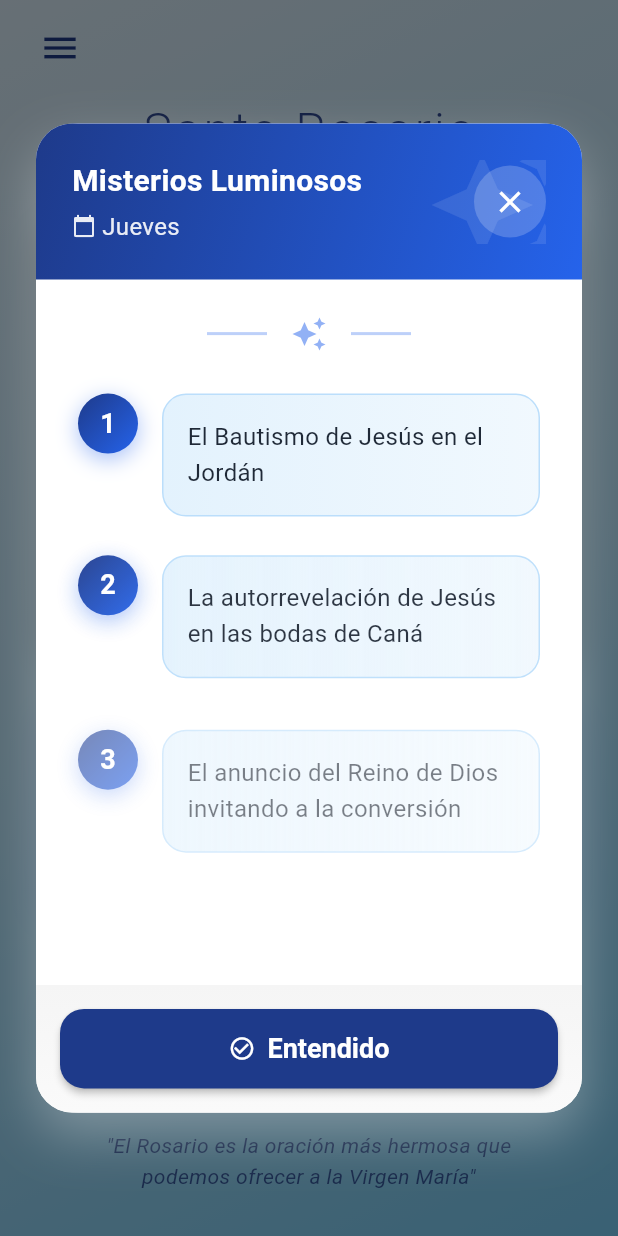
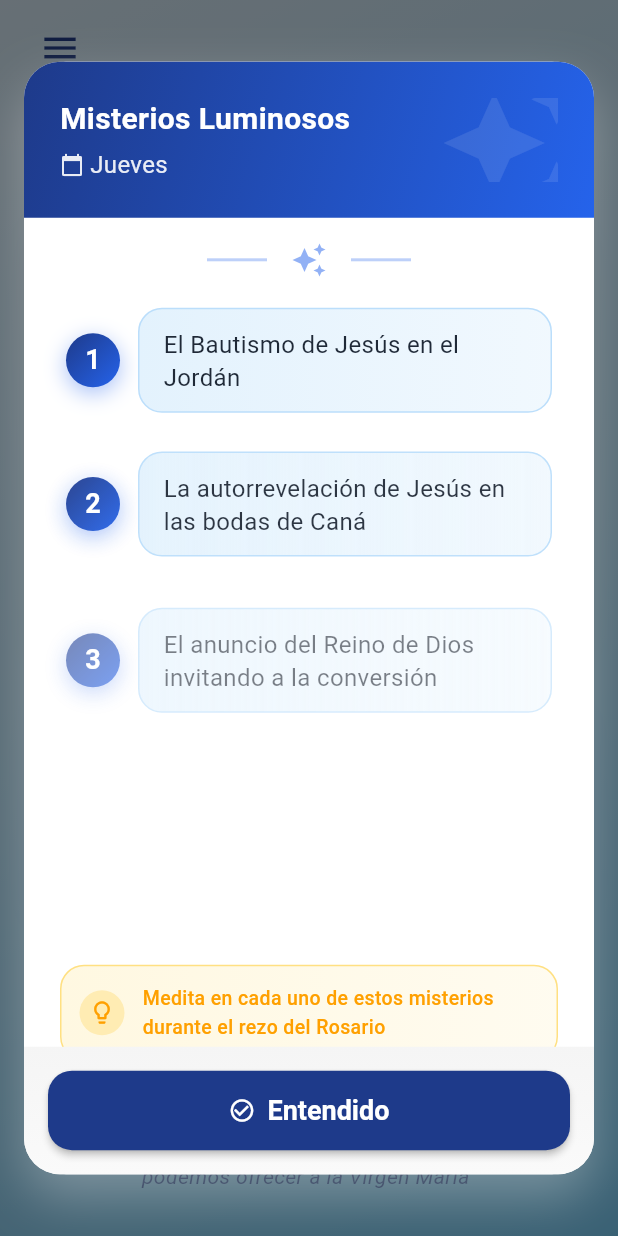
Before and after one commit to alejandrov1/app-resar-rosario, a Flutter app: the screen it shows after launch, after a tap on the "menu" icon, after a tap on "Misterios del día", on a phone screen of 412 x 824 dp. Run offline on Flutter 3.47's test engine with Material 3 defaults, Android fonts, the phone set to English and light mode, and no system bars.

Commit message:
Se agrego ajustes al menu de los misterios del día

```diff
--- a/lib/constants/app_theme.dart
+++ b/lib/constants/app_theme.dart
@@ -10,7 +10,6 @@ class AppTheme {
         primary: AppConstants.primaryBlue,
         secondary: AppConstants.secondaryBlue,
         surface: Colors.white,
-        background: Colors.white,
         error: Colors.red,
       ),
       elevatedButtonTheme: ElevatedButtonThemeData(
@@ -64,7 +63,6 @@ class AppTheme {
         primary: AppConstants.primaryBlue,
         secondary: AppConstants.secondaryBlue,
         surface: Color(0xFF1F2937),
-        background: Color(0xFF111827),
         error: Colors.red,
       ),
       elevatedButtonTheme: ElevatedButtonThemeData(
--- a/lib/l10n/app_localizations.dart
+++ b/lib/l10n/app_localizations.dart
@@ -67,7 +67,7 @@ class AppLocalizations {
 
   // Progreso
   String mysteryNumber(int current, int total) =>
-      '${current}° Misterio';
+      '$current° Misterio';
   String stepProgress(int current, int total) =>
       'Paso $current de $total';
   String hailMaryProgress(int current, int total) =>
--- a/lib/models/prayer_models.dart
+++ b/lib/models/prayer_models.dart
@@ -219,7 +219,7 @@ class PrayerData {
     Prayer(
       type: 'final',
       title: 'Dulce Madre',
-      text: 'Dulce Madre, no te alejes, tu vista de mí no apartes, ven conmigo a todas partes y solo/a nunca me dejes. Ya que proteges tanto como verdadera madre, haz que me bendiga.\nEl Padre, el Hijo y el Espíritu Santo.\Amén.',
+      text: 'Dulce Madre, no te alejes, tu vista de mí no apartes, ven conmigo a todas partes y solo/a nunca me dejes. Ya que proteges tanto como verdadera madre, haz que me bendiga.\nEl Padre, el Hijo y el Espíritu Santo.Amén.',
     ),
   ];
 }
--- a/lib/screens/inicio_screen.dart
+++ b/lib/screens/inicio_screen.dart
@@ -214,7 +214,7 @@ class _InicioScreenState extends State<InicioScreen>
                               Row(
                                 mainAxisAlignment: MainAxisAlignment.center,
                                 children: [
-                                  Icon(
+                                  const Icon(
                                     Icons.calendar_today_rounded,
                                     color: AppConstants.secondaryBlue,
                                     size: 20,
@@ -237,7 +237,7 @@ class _InicioScreenState extends State<InicioScreen>
                                   vertical: AppConstants.spacingXS,
                                 ),
                                 decoration: BoxDecoration(
-                                  gradient: LinearGradient(
+                                  gradient: const LinearGradient(
                                     colors: [
                                       AppConstants.primaryBlue,
                                       AppConstants.secondaryBlue,
@@ -283,7 +283,7 @@ class _InicioScreenState extends State<InicioScreen>
                                       : AppConstants.spacingS,
                                 ),
                                 decoration: BoxDecoration(
-                                  gradient: LinearGradient(
+                                  gradient: const LinearGradient(
                                     colors: [
                                       AppConstants.primaryBlue,
                                       AppConstants.secondaryBlue,
--- a/lib/screens/misterios_screen.dart
+++ b/lib/screens/misterios_screen.dart
@@ -35,7 +35,7 @@ class MisteriosScreen extends StatelessWidget {
 
     return Scaffold(
       body: Container(
-        decoration: BoxDecoration(
+        decoration: const BoxDecoration(
           gradient: LinearGradient(
             begin: Alignment.topCenter,
             end: Alignment.bottomCenter,
@@ -167,7 +167,7 @@ class MisteriosScreen extends StatelessWidget {
                                       children: [
                                         Row(
                                           children: [
-                                            Icon(
+                                            const Icon(
                                               Icons.keyboard_arrow_down,
                                               color: AppConstants.secondaryPurple,
                                               size: 20,
--- a/lib/screens/oraciones_iniciales_screen.dart
+++ b/lib/screens/oraciones_iniciales_screen.dart
@@ -73,7 +73,7 @@ class OracionesInicialesScreen extends StatelessWidget {
                                 color: Color(0xFF1F2937),
                               ),
                             ),
-                            SizedBox(width: 48) // Espacio para alinear el título
+                            const SizedBox(width: 48) // Espacio para alinear el título
                           ],
                         ),
                         const SizedBox(height: 16),
--- a/lib/widgets/main_menu_drawer.dart
+++ b/lib/widgets/main_menu_drawer.dart
@@ -106,7 +106,7 @@ class MainMenuDrawer extends StatelessWidget {
                     Navigator.pop(context); // Cerrar el drawer
                     showDialog(
                       context: context,
-                      barrierDismissible: true,
+                      barrierDismissible: false,
                       barrierColor: Colors.black54,
                       builder: (context) => MisteriosDelDia(
                         todayMystery: todayMystery,
--- a/lib/widgets/misterios_del_dia_modal.dart
+++ b/lib/widgets/misterios_del_dia_modal.dart
@@ -115,11 +115,14 @@ class _MisteriosDelDiaState extends State<MisteriosDelDia>
             opacity: _fadeAnimation.value,
             child: Dialog(
               backgroundColor: Colors.white,
-              insetPadding: const EdgeInsets.all(AppConstants.spacingM),
+              insetPadding: const EdgeInsets.symmetric(
+                horizontal: AppConstants.spacingS,
+                vertical: AppConstants.spacingM,
+              ),
               child: Container(
                 constraints: BoxConstraints(
                   maxWidth: 500,
-                  maxHeight: screenHeight * 0.8,
+                  maxHeight: screenHeight * 0.9,
                 ),
                 decoration: BoxDecoration(
                   color: Colors.white,
@@ -142,13 +145,16 @@ class _MisteriosDelDiaState extends State<MisteriosDelDia>
                     Flexible(
                       child: SingleChildScrollView(
                         physics: const BouncingScrollPhysics(),
-                        padding: const EdgeInsets.all(AppConstants.spacingM),
+                        padding: const EdgeInsets.symmetric(
+                          horizontal: AppConstants.spacingM,
+                          vertical: AppConstants.spacingS,
+                        ),
                         child: Column(
                           children: [
                             // Decoración superior
                             _buildTopDecoration(),
 
-                            const SizedBox(height: AppConstants.spacingM),
+                            const SizedBox(height: AppConstants.spacingS),
 
                             // Lista animada de misterios
                             ...mysteryList.asMap().entries.map((entry) {
@@ -172,7 +178,7 @@ class _MisteriosDelDiaState extends State<MisteriosDelDia>
                               );
                             }).toList(),
 
-                            const SizedBox(height: AppConstants.spacingM),
+                            const SizedBox(height: AppConstants.spacingS),
 
                             // Nota informativa animada
                             AnimatedBuilder(
@@ -235,11 +241,7 @@ class _MisteriosDelDiaState extends State<MisteriosDelDia>
           // Contenido
           Column(
             children: [
-              Row(
-                mainAxisAlignment: MainAxisAlignment.spaceBetween,
-                children: [
-                  Expanded(
-                    child: Column(
+              Column(
                 crossAxisAlignment: CrossAxisAlignment.start,
                 children: [
                   Text(
@@ -267,26 +269,6 @@ class _MisteriosDelDiaState extends State<MisteriosDelDia>
                         ),
                       ),
                     ],
-                        ),
-                      ],
-                    ),
-                  ),
-
-                  // Botón de cerrar estilizado
-                  Container(
-                    decoration: BoxDecoration(
-                      color: Colors.white.withOpacity(0.2),
-                      shape: BoxShape.circle,
-                    ),
-                    child: IconButton(
-                      onPressed: _closeModal,
-                      icon: const Icon(
-                        Icons.close,
-                        color: Colors.white,
-                      ),
-                      padding: const EdgeInsets.all(8),
-                      constraints: const BoxConstraints(),
-                    ),
                   ),
                 ],
               ),
@@ -336,12 +318,12 @@ class _MisteriosDelDiaState extends State<MisteriosDelDia>
           child: Padding(
             padding: const EdgeInsets.all(4),
             child: Row(
-              crossAxisAlignment: CrossAxisAlignment.start,
+              crossAxisAlignment: CrossAxisAlignment.center,
               children: [
                 // Número con efecto de elevación
                 Container(
-                  width: 40,
-                  height: 40,
+                  width: 36,
+                  height: 36,
                   decoration: BoxDecoration(
                     gradient: LinearGradient(
                       colors: [
@@ -371,12 +353,15 @@ class _MisteriosDelDiaState extends State<MisteriosDelDia>
                     ),
                   ),
                 ),
-                const SizedBox(width: AppConstants.spacingS),
+                const SizedBox(width: 12),
 
                 // Texto del misterio con borde decorativo
                 Expanded(
                   child: Container(
-                    padding: const EdgeInsets.all(AppConstants.spacingS),
+                    padding: const EdgeInsets.symmetric(
+                      horizontal: AppConstants.spacingS,
+                      vertical: 12,
+                    ),
                     decoration: BoxDecoration(
                       gradient: LinearGradient(
                         colors: [
@@ -396,7 +381,7 @@ class _MisteriosDelDiaState extends State<MisteriosDelDia>
                       mystery,
                       style: TextStyle(
                         fontSize: AppConstants.fontSizeS * widget.preferences.textScaleFactor,
-                        height: 1.5,
+                        height: 1.4,
                         color: AppConstants.textPrimary,
                       ),
                     ),
@@ -412,7 +397,7 @@ class _MisteriosDelDiaState extends State<MisteriosDelDia>
 
   Widget _buildInfoNote() {
     return Container(
-      padding: const EdgeInsets.all(AppConstants.spacingS),
+      padding: const EdgeInsets.all(12),
       decoration: BoxDecoration(
         gradient: LinearGradient(
           colors: [
@@ -429,7 +414,7 @@ class _MisteriosDelDiaState extends State<MisteriosDelDia>
       child: Row(
         children: [
           Container(
-            padding: const EdgeInsets.all(8),
+            padding: const EdgeInsets.all(6),
             decoration: BoxDecoration(
               color: Colors.amber.shade100,
               shape: BoxShape.circle,
@@ -437,15 +422,15 @@ class _MisteriosDelDiaState extends State<MisteriosDelDia>
             child: Icon(
               Icons.lightbulb_outline,
               color: Colors.amber.shade700,
-              size: 20,
+              size: 18,
             ),
           ),
-          const SizedBox(width: AppConstants.spacingS),
+          const SizedBox(width: 12),
           Expanded(
             child: Text(
               'Medita en cada uno de estos misterios durante el rezo del Rosario',
               style: TextStyle(
-                fontSize: AppConstants.fontSizeXS * widget.preferences.textScaleFactor,
+                fontSize: (AppConstants.fontSizeXS - 1) * widget.preferences.textScaleFactor,
                 color: Colors.amber.shade700,
                 fontWeight: FontWeight.w500,
               ),
--- a/lib/widgets/rosario_widget.dart
+++ b/lib/widgets/rosario_widget.dart
@@ -56,7 +56,7 @@ class RosarioPainter extends CustomPainter {
 
     // Cuentas pequeñas (Ave María) distribuidas en el círculo
     final smallBeadRadius = size.width * 0.015;
-    final beadCount = 40; // Aproximadamente 10 por cada cuarto del círculo
+    const beadCount = 40; // Aproximadamente 10 por cada cuarto del círculo
 
     for (int i = 0; i < beadCount; i++) {
       final angle = (i * 2 * math.pi) / beadCount;
--- a/lib/widgets/settings_drawer.dart
+++ b/lib/widgets/settings_drawer.dart
@@ -18,7 +18,7 @@ class SettingsDrawer extends StatelessWidget {
         padding: EdgeInsets.zero,
         children: [
           DrawerHeader(
-            decoration: BoxDecoration(
+            decoration: const BoxDecoration(
               gradient: LinearGradient(
                 begin: Alignment.topCenter,
                 end: Alignment.bottomCenter,
```
Lines whose indentation alone changed are shown as unchanged.
